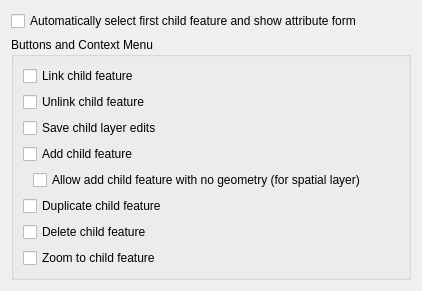
Old version of the form src/ui/qgsrelationeditorconfigwidgetbase.ui in the repository carsmie/QGIS.
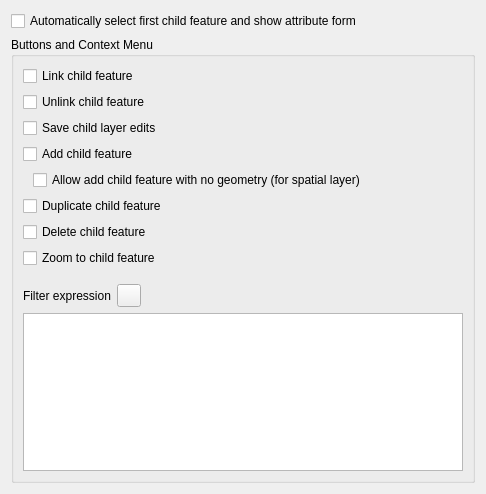
New version of the form. Icons and pictures are not drawn.

Commit message: Implement filterExpression in RelationEditorWidget and Config Make QgsAbstractRelationEditorWidget accept filterExpression on linkFeature function

Patch:
```diff
--- a/src/ui/qgsrelationeditorconfigwidgetbase.ui
+++ b/src/ui/qgsrelationeditorconfigwidgetbase.ui
@@ -6,15 +6,15 @@
    <rect>
     <x>0</x>
     <y>0</y>
-    <width>422</width>
-    <height>272</height>
+    <width>486</width>
+    <height>494</height>
    </rect>
   </property>
   <property name="windowTitle">
    <string>Attribute Widget Relation Edit Widget</string>
   </property>
-  <layout class="QVBoxLayout" name="verticalLayout">
-   <item>
+  <layout class="QGridLayout" name="gridLayout">
+   <item row="0" column="0">
     <widget class="QCheckBox" name="mShowFirstFeature">
      <property name="toolTip">
       <string>Unchecking this can lead to faster loading time of attribute forms and avoid unnecessary queries.</string>
@@ -24,7 +24,7 @@
      </property>
     </widget>
    </item>
-   <item>
+   <item row="1" column="0">
     <widget class="QGroupBox" name="mButtonsVisibility">
      <property name="sizePolicy">
       <sizepolicy hsizetype="Preferred" vsizetype="Preferred">
@@ -115,6 +115,44 @@
         </property>
        </widget>
       </item>
+      <item>
+       <layout class="QHBoxLayout" name="horizontalLayout_2">
+        <property name="topMargin">
+         <number>10</number>
+        </property>
+        <item>
+         <widget class="QLabel" name="label_3">
+          <property name="text">
+           <string>Filter expression</string>
+          </property>
+         </widget>
+        </item>
+        <item>
+         <widget class="QToolButton" name="mEditExpression">
+          <property name="icon">
+           <iconset resource="../../images/images.qrc">
+            <normaloff>:/images/themes/default/mIconExpression.svg</normaloff>:/images/themes/default/mIconExpression.svg</iconset>
+          </property>
+         </widget>
+        </item>
+        <item>
+         <spacer name="horizontalSpacer_2">
+          <property name="orientation">
+           <enum>Qt::Horizontal</enum>
+          </property>
+          <property name="sizeHint" stdset="0">
+           <size>
+            <width>40</width>
+            <height>20</height>
+           </size>
+          </property>
+         </spacer>
+        </item>
+       </layout>
+      </item>
+      <item>
+       <widget class="QTextEdit" name="mFilterExpression"/>
+      </item>
      </layout>
     </widget>
    </item>
```
Left out of the diff: 5 changed lines with no effect on the pictures. The commit also changes 7 other files.
